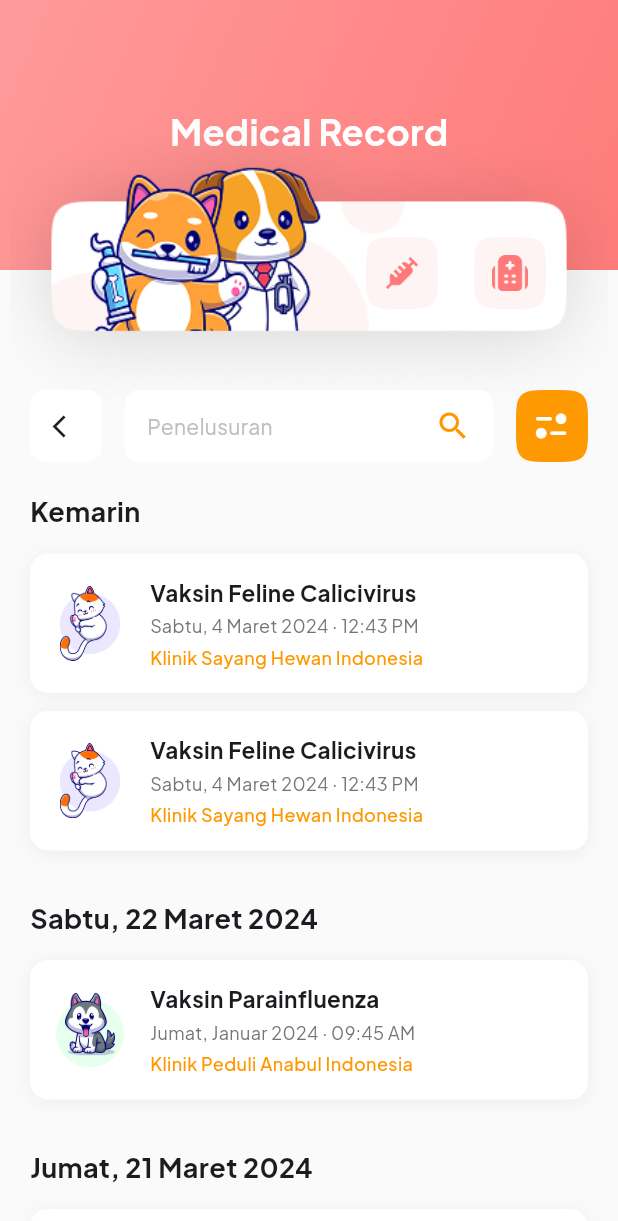
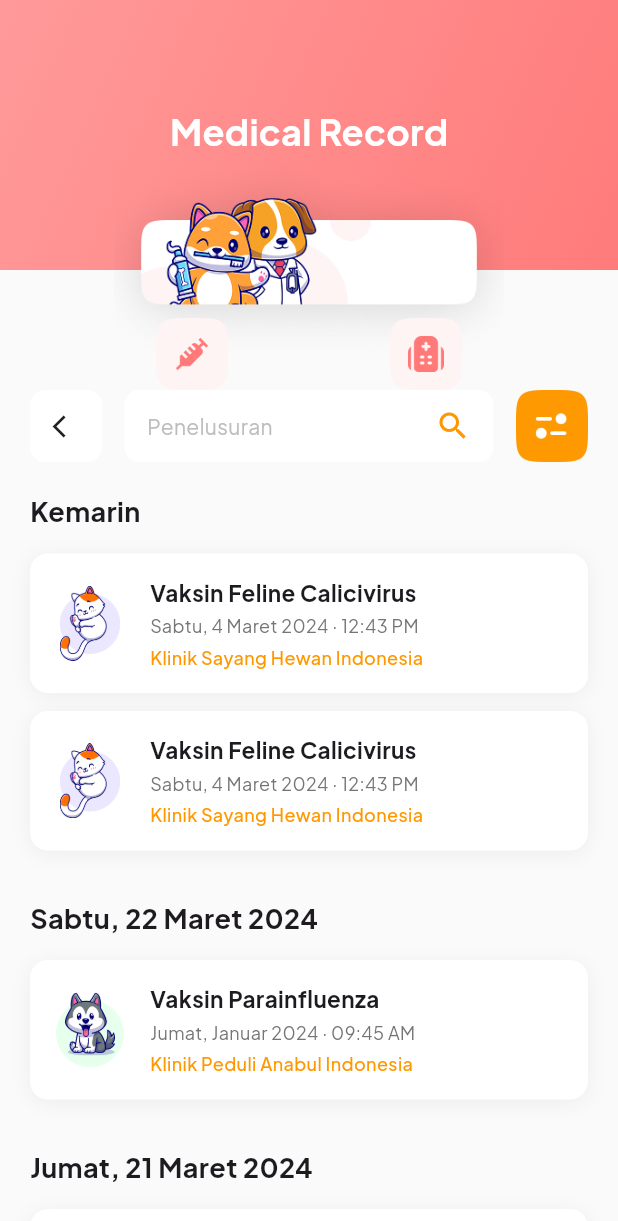
Before and after one commit to nadiaayula/kelompok6_petify, a Flutter app: the screen it shows after launch, on a phone screen of 412 x 824 dp. Shown: the top 1221 px of the screen. Run offline on Flutter 3.47's test engine with Material 3 defaults, Android fonts, the phone set to English and light mode, and no system bars; our stand-ins replace google_fonts.

Commit message:
feat : add vaksin

```diff
--- a/lib/features/virtual_pet_wellbeings/screens/medical_record_screen.dart
+++ b/lib/features/virtual_pet_wellbeings/screens/medical_record_screen.dart
@@ -40,37 +40,46 @@
                 ),
               ),
 
-              // Positioned Image pet_doctors (tidak clickable lagi)
+              // Ganti: pet_doctors + tombol terpisah menjadi satu Stack berukuran tetap
               Positioned(
-                top: 60,
+                top: 60, // atau nilai yang sesuai untuk jarak dari header
+                left: 0,
+                right: 0,
+                child: Center(
+                  child: SizedBox(
+                    width: 260, // atur sesuai lebar gambar pet_doctors
+                    height: 220, // atur sesuai tinggi gambar pet_doctors
+                    child: Stack(
+                      clipBehavior: Clip.none,
+                      children: [
+                        // gambar utama
+                        Positioned.fill(
                           child: Image.asset(
                             'assets/pet_doctors.png',
+                            width: 260,
                             height: 220,
+                            fit: BoxFit.contain,
                           ),
                         ),
 
-              // Add New Buttons (vaksinasi + tambah medical) di atas pet_doctors
+                        // tombol vaksinasi di kiri-bawah relatif terhadap gambar
                         Positioned(
-                top: 150, // sesuaikan untuk posisi vertikal
-                right: 40, // sesuaikan untuk posisi horizontal
-                child: Row(
-                  children: [
-                    Material(
+                          left: 20, // jarak dari sisi kiri gambar (sesuaikan)
+                          bottom: 12, // jarak dari dasar gambar (sesuaikan)
+                          child: Material(
                             color: Colors.transparent,
                             child: InkWell(
-                        onTap: () {
-                          Navigator.of(context).push(
+                              onTap: () => Navigator.of(context).push(
                                 MaterialPageRoute(builder: (_) => const AddVaksinScreen()),
-                          );
-                        },
+                              ),
                               borderRadius: BorderRadius.circular(16),
                               child: SizedBox(
-                          width: 64, // area tap lebih besar
+                                width: 64,
                                 height: 64,
                                 child: Center(
                                   child: Image.asset(
                                     'assets/vaksinasi.png',
-                              width: 48, // ukuran gambar lebih besar
+                                    width: 48,
                                     height: 48,
                                     fit: BoxFit.contain,
                                   ),
@@ -78,25 +87,26 @@
                               ),
                             ),
                           ),
+                        ),
 
-                    const SizedBox(width: 8), // jarak lebih rapat
-
-                    Material(
+                        // tombol add medical di kanan-bawah relatif terhadap gambar
+                        Positioned(
+                          right: 20, // jarak dari sisi kanan gambar (sesuaikan)
+                          bottom: 12,
+                          child: Material(
                             color: Colors.transparent,
                             child: InkWell(
-                        onTap: () {
-                          Navigator.of(context).push(
+                              onTap: () => Navigator.of(context).push(
                                 MaterialPageRoute(builder: (_) => const AddMedicalRecordScreen()),
-                          );
-                        },
+                              ),
                               borderRadius: BorderRadius.circular(16),
                               child: SizedBox(
-                          width: 64, // area tap lebih besar
+                                width: 64,
                                 height: 64,
                                 child: Center(
                                   child: Image.asset(
                                     'assets/add_medical.png',
-                              width: 48, // ukuran gambar lebih besar
+                                    width: 48,
                                     height: 48,
                                     fit: BoxFit.contain,
                                   ),
@@ -104,7 +114,10 @@
                               ),
                             ),
                           ),
+                        ),
                       ],
+                    ),
+                  ),
                 ),
               ),
             ],
```
Lines whose indentation alone changed are shown as unchanged.
